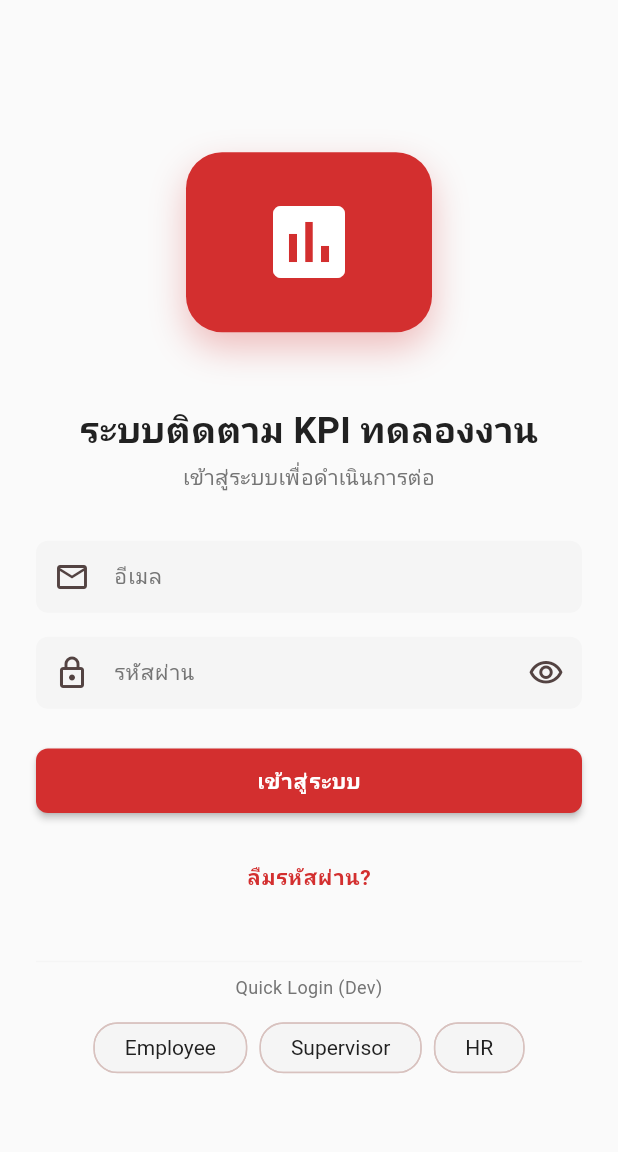
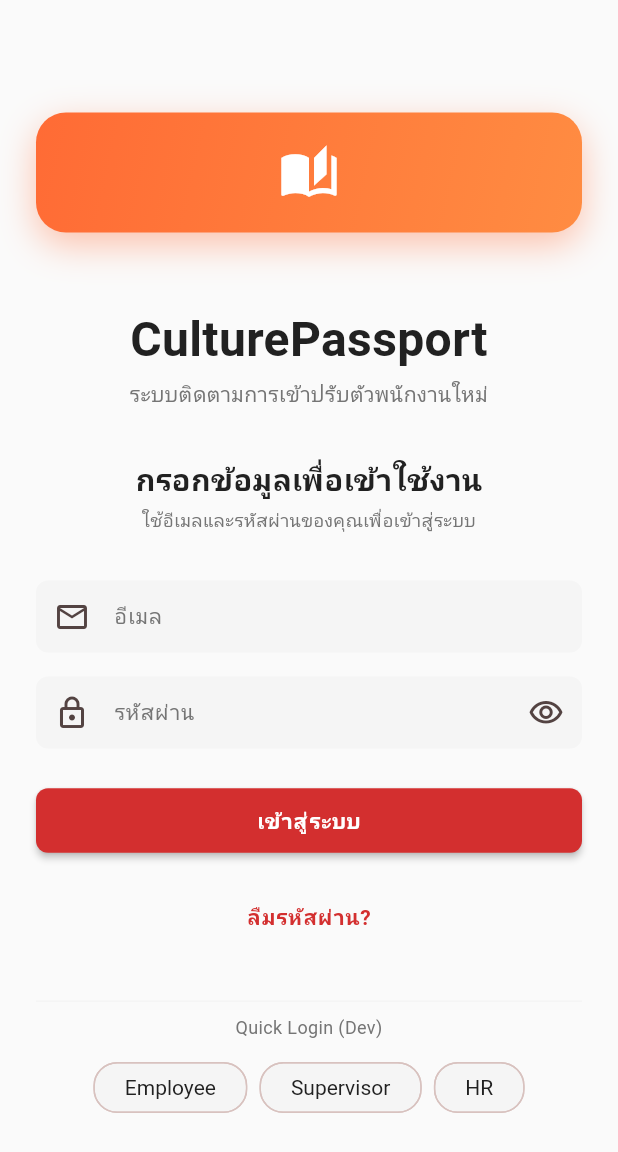
Before and after one commit to pritsadeep-droid/passport-, a Flutter app: the screen it shows after launch, on a phone screen of 412 x 824 dp. Shown: the top 1152 px of the screen. Run offline on Flutter 3.47's test engine with Material 3 defaults, Android fonts, the phone set to English and light mode, and no system bars; our stand-ins replace dio, flutter_riverpod, flutter_secure_storage, freezed_annotation, go_router, hive_flutter and 2 more; accounts and stored records are empty; Roboto replaces fonts that are missing (Sarabun).

Commit message:
Update Login Screen with CulturePassport branding
- Changed logo to orange gradient with book icon
- Updated title to "CulturePassport"
- Updated subtitle to "ระบบติดตามการเข้าปรับตัวพนักงานใหม่"
- Added form header section matching Figma design

Co-Authored-By: Claude Opus 4.5 <noreply@anthropic.com>

```diff
--- a/frontend/lib/screens/auth/login_screen.dart
+++ b/frontend/lib/screens/auth/login_screen.dart
@@ -64,14 +64,31 @@ class _LoginScreenState extends ConsumerState<LoginScreen> {
 
                   // Title
                   Text(
-                    'ระบบติดตาม KPI ทดลองงาน',
-                    style: AppTextStyles.headline2,
+                    'CulturePassport',
+                    style: AppTextStyles.headline1.copyWith(
+                      fontWeight: FontWeight.bold,
+                    ),
                     textAlign: TextAlign.center,
                   ),
                   const SizedBox(height: AppSpacing.xs),
                   Text(
-                    'เข้าสู่ระบบเพื่อดำเนินการต่อ',
+                    'ระบบติดตามการเข้าปรับตัวพนักงานใหม่',
                     style: AppTextStyles.body2.copyWith(
+                      color: AppColors.textSecondary,
+                    ),
+                    textAlign: TextAlign.center,
+                  ),
+                  const SizedBox(height: AppSpacing.xl),
+                  // Form header
+                  Text(
+                    'กรอกข้อมูลเพื่อเข้าใช้งาน',
+                    style: AppTextStyles.headline3,
+                    textAlign: TextAlign.center,
+                  ),
+                  const SizedBox(height: AppSpacing.xs),
+                  Text(
+                    'ใช้อีเมลและรหัสผ่านของคุณเพื่อเข้าสู่ระบบ',
+                    style: AppTextStyles.caption.copyWith(
                       color: AppColors.textSecondary,
                     ),
                     textAlign: TextAlign.center,
@@ -195,24 +212,27 @@ class _LoginScreenState extends ConsumerState<LoginScreen> {
 
   Widget _buildLogo() {
     return Container(
-      width: 120,
-      height: 120,
-      margin: const EdgeInsets.symmetric(horizontal: 100),
+      width: 80,
+      height: 80,
       decoration: BoxDecoration(
-        color: AppColors.primary,
-        borderRadius: BorderRadius.circular(24),
+        gradient: const LinearGradient(
+          colors: [Color(0xFFFF6B35), Color(0xFFFF8C42)],
+          begin: Alignment.topLeft,
+          end: Alignment.bottomRight,
+        ),
+        borderRadius: BorderRadius.circular(20),
         boxShadow: [
           BoxShadow(
-            color: AppColors.primary.withOpacity(0.3),
+            color: const Color(0xFFFF6B35).withOpacity(0.4),
             blurRadius: 20,
-            offset: const Offset(0, 10),
+            offset: const Offset(0, 8),
           ),
         ],
       ),
       child: const Center(
         child: Icon(
-          Icons.assessment,
-          size: 64,
+          Icons.auto_stories,
+          size: 40,
           color: Colors.white,
         ),
       ),
```
